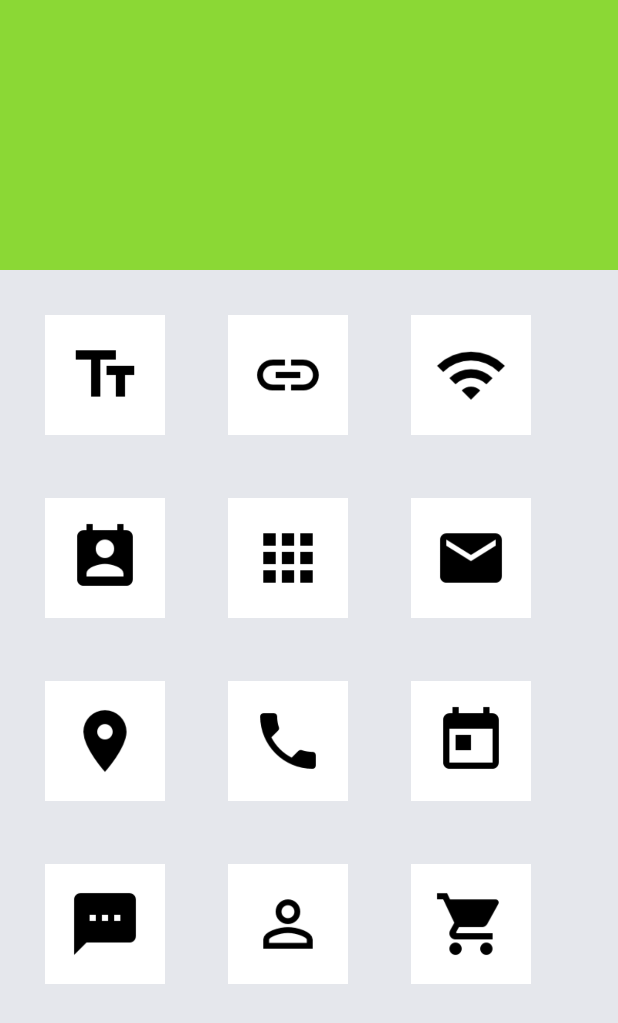
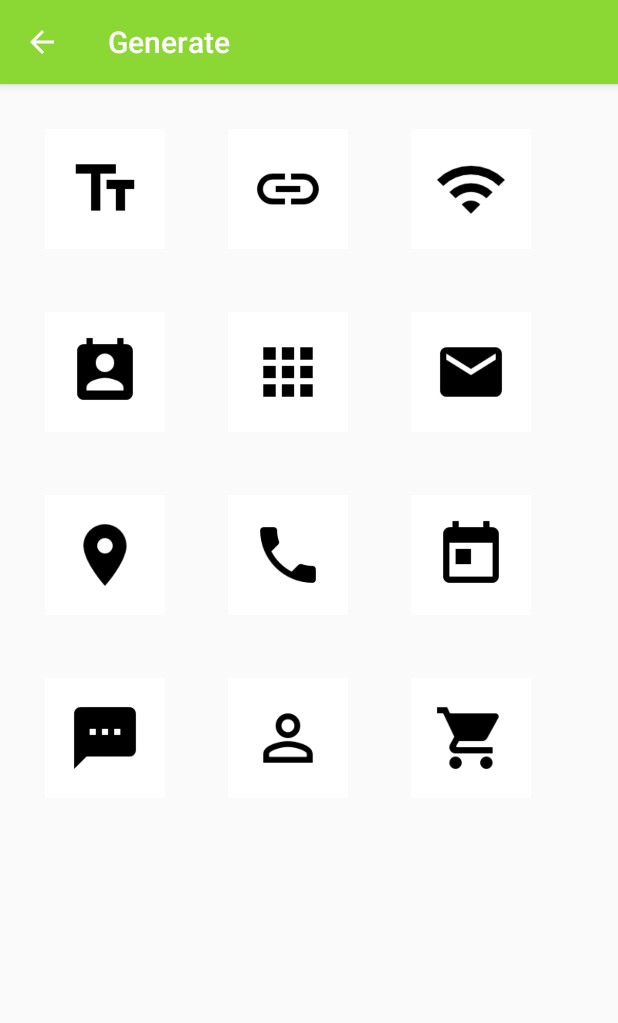
Before and after one commit to xixiaohui/qr, an Android app: the GenerateActivity screen opened directly, with no data from a screen before it, on a phone screen of 412 x 824 dp. Shown: the top 1023 px of the screen. Run offline under Robolectric (Android 15) with nearby library versions, the phone set to English and light mode, and no system bars.

Commit message:
add generate fragments

```diff
--- a/app/src/main/AndroidManifest.xml
+++ b/app/src/main/AndroidManifest.xml
@@ -30,9 +30,7 @@
             <!-- </intent-filter> -->
         </activity>
         <activity
-            android:name=".activity.GenerateActivity"
-            android:label="@string/title_activity_generate"
-            android:theme="@style/AppTheme.NoActionBar" />
+            android:name=".activity.GenerateActivity" />
         <activity
             android:name=".activity.SettingsActivity"
             android:label="@string/title_activity_settings" />
--- a/app/src/main/java/com/xixiaohui/scanner/activity/GenerateActivity.kt
+++ b/app/src/main/java/com/xixiaohui/scanner/activity/GenerateActivity.kt
@@ -37,10 +37,11 @@ class GenerateActivity : AppCompatActivity() {
         binding = ActivityGenerateBinding.inflate(layoutInflater)
         setContentView(binding.root)
 
-//        setSupportActionBar(toolbar)
-//        this.supportActionBar.apply {
-//            this!!.setDisplayHomeAsUpEnabled(true)
-//        }
+        val title = this.getString(R.string.generate)
+        this.supportActionBar.apply {
+            this!!.setDisplayHomeAsUpEnabled(true)
+            this.title = title
+        }
 
         textFragment = GenerateTextFragment()
         wifiFragment = GenerateWifiFragment()
@@ -57,27 +58,41 @@ class GenerateActivity : AppCompatActivity() {
 
 
         val fm = supportFragmentManager
-        fm.beginTransaction().add(R.id.generate_container, GenerateMainFragment()).commit()
+        fm.beginTransaction().replace(R.id.generate_container, GenerateMainFragment()).commit()
 
 
     }
 
     fun doNextFragment(view: View) {
-
         val id = view.id
         val fm = supportFragmentManager
-        when(id){
-            R.id.generate_text->fm.beginTransaction().replace(R.id.generate_container, textFragment).commit()
-            R.id.generate_url ->fm.beginTransaction().replace(R.id.generate_container, urlFragment).commit()
-            R.id.generate_wifi ->fm.beginTransaction().replace(R.id.generate_container, wifiFragment).commit()
-            R.id.generate_contact ->fm.beginTransaction().replace(R.id.generate_container, contactFragment).commit()
-            R.id.generate_app ->fm.beginTransaction().replace(R.id.generate_container, appFragment).commit()
-            R.id.generate_email ->fm.beginTransaction().replace(R.id.generate_container, emailFragment).commit()
-            R.id.generate_phone ->fm.beginTransaction().replace(R.id.generate_container, phoneFragment).commit()
-            R.id.generate_event ->fm.beginTransaction().replace(R.id.generate_container, eventFragment).commit()
-            R.id.generate_sms ->fm.beginTransaction().replace(R.id.generate_container, smsFragment).commit()
-            R.id.generate_myqr ->fm.beginTransaction().replace(R.id.generate_container, myqrFragment).commit()
-            R.id.generate_product ->fm.beginTransaction().replace(R.id.generate_container, productFragment).commit()
+        val ft = fm.beginTransaction()
+            .setCustomAnimations(R.animator.slide_right_in, R.animator.slide_left_out)
+        when (id) {
+            R.id.generate_text ->
+                ft.replace(R.id.generate_container, textFragment).addToBackStack(null).commit()
+            R.id.generate_url -> ft.replace(R.id.generate_container, urlFragment)
+                .addToBackStack(null).commit()
+            R.id.generate_wifi -> ft
+                .replace(R.id.generate_container, wifiFragment).addToBackStack(null).commit()
+            R.id.generate_contact -> ft
+                .replace(R.id.generate_container, contactFragment).addToBackStack(null).commit()
+            R.id.generate_app -> ft.replace(R.id.generate_container, appFragment)
+                .addToBackStack(null).commit()
+            R.id.generate_email -> ft
+                .replace(R.id.generate_container, emailFragment).addToBackStack(null).commit()
+            R.id.generate_phone -> ft
+                .replace(R.id.generate_container, phoneFragment).addToBackStack(null).commit()
+            R.id.generate_event -> ft
+                .replace(R.id.generate_container, eventFragment).addToBackStack(null).commit()
+            R.id.generate_sms -> ft.replace(R.id.generate_container, smsFragment)
+                .addToBackStack(null).commit()
+            R.id.generate_myqr -> ft
+                .replace(R.id.generate_container, myqrFragment).addToBackStack(null).commit()
+            R.id.generate_product -> ft
+                .replace(R.id.generate_container, productFragment).addToBackStack(null).commit()
+            R.id.generate_geo -> ft.replace(R.id.generate_container, geoFragment)
+                .addToBackStack(null).commit()
         }
     }
 
@@ -85,7 +100,13 @@ class GenerateActivity : AppCompatActivity() {
     override fun onOptionsItemSelected(item: MenuItem): Boolean {
         when (item.itemId) {
             android.R.id.home -> {
-                finish()
+                if (supportFragmentManager.backStackEntryCount == 0)
+                    finish()
+                else{
+                    supportFragmentManager.popBackStack()
+                }
+
+
                 true
             }
             else -> false
--- a/app/src/main/res/layout/activity_generate.xml
+++ b/app/src/main/res/layout/activity_generate.xml
@@ -1,8 +1,11 @@
 <?xml version="1.0" encoding="utf-8"?>
-<FrameLayout xmlns:android="http://schemas.android.com/apk/res/android"
+<FrameLayout
+    xmlns:android="http://schemas.android.com/apk/res/android"
+    xmlns:app="http://schemas.android.com/apk/res-auto"
     xmlns:tools="http://schemas.android.com/tools"
     android:id="@+id/generate_container"
     android:layout_width="match_parent"
-    android:layout_height="match_parent">
+    android:layout_height="match_parent"
+    tools:context=".activity.GenerateActivity">
 
 </FrameLayout>
--- a/app/src/main/res/layout/fragment_generate_main.xml
+++ b/app/src/main/res/layout/fragment_generate_main.xml
@@ -1,47 +1,143 @@
 <?xml version="1.0" encoding="utf-8"?>
-<FrameLayout xmlns:android="http://schemas.android.com/apk/res/android"
+<LinearLayout xmlns:android="http://schemas.android.com/apk/res/android"
+    xmlns:app="http://schemas.android.com/apk/res-auto"
     xmlns:tools="http://schemas.android.com/tools"
     android:layout_width="match_parent"
     android:layout_height="match_parent"
+    android:fitsSystemWindows="true"
     tools:context=".fragment.GenerateMainFragment">
 
-    <androidx.coordinatorlayout.widget.CoordinatorLayout xmlns:android="http://schemas.android.com/apk/res/android"
-        xmlns:app="http://schemas.android.com/apk/res-auto"
-        xmlns:tools="http://schemas.android.com/tools"
+    <!--        <include layout="@layout/content_scrolling" />-->
+    <GridLayout
         android:layout_width="match_parent"
-        android:layout_height="match_parent"
-        android:fitsSystemWindows="true"
-        tools:context=".activity.GenerateActivity">
+        android:layout_height="wrap_content"
+        android:layout_margin="@dimen/item_generate_margin"
+        android:columnCount="3"
+        android:orientation="horizontal"
+        android:rowCount="4">
 
-        <com.google.android.material.appbar.AppBarLayout
-            android:id="@+id/app_bar"
-            android:layout_width="match_parent"
-            android:layout_height="@dimen/app_bar_height"
-            android:fitsSystemWindows="true"
-            android:theme="@style/AppTheme.AppBarOverlay">
-            <com.google.android.material.appbar.CollapsingToolbarLayout
-                android:id="@+id/toolbar_layout"
-                android:layout_width="match_parent"
-                android:layout_height="match_parent"
-                android:fitsSystemWindows="true"
-                app:contentScrim="?attr/colorPrimary"
-                app:layout_scrollFlags="scroll|exitUntilCollapsed"
-                app:toolbarId="@+id/toolbar">
-                <androidx.appcompat.widget.Toolbar
-                    android:id="@+id/toolbar"
-                    android:layout_width="match_parent"
-                    android:layout_height="?attr/actionBarSize"
-                    app:layout_collapseMode="pin"
-                    app:popupTheme="@style/AppTheme.PopupOverlay" />
-            </com.google.android.material.appbar.CollapsingToolbarLayout>
-        </com.google.android.material.appbar.AppBarLayout>
+        <ImageView
+            android:id="@+id/generate_text"
+            android:layout_width="80dp"
+            android:layout_height="80dp"
+            android:layout_marginRight="@dimen/item_generate_margin_right"
+            android:background="@color/colorWhite"
+            android:onClick="doNextFragment"
+            android:padding="@dimen/item_generate_padding"
+            android:src="@drawable/baseline_text_fields_black_48dp" />
 
-        <include layout="@layout/content_scrolling" />
+        <ImageView
+            android:id="@+id/generate_url"
+            android:layout_width="80dp"
+            android:layout_height="80dp"
+            android:layout_marginRight="@dimen/item_generate_margin_right"
+            android:background="@color/colorWhite"
+            android:onClick="doNextFragment"
+            android:padding="@dimen/item_generate_padding"
+            android:src="@drawable/baseline_link_black_48dp" />
+
+        <ImageView
+            android:id="@+id/generate_wifi"
+            android:layout_width="80dp"
+            android:layout_height="80dp"
+            android:background="@color/colorWhite"
+            android:onClick="doNextFragment"
+            android:padding="@dimen/item_generate_padding"
+            android:src="@drawable/baseline_wifi_black_48dp" />
+
+        <ImageView
+            android:id="@+id/generate_contact"
+            android:layout_width="80dp"
+            android:layout_height="80dp"
+            android:layout_marginTop="@dimen/item_generate_margin_right"
+            android:layout_marginRight="@dimen/item_generate_margin_right"
+            android:background="@color/colorWhite"
+            android:onClick="doNextFragment"
+            android:padding="@dimen/item_generate_padding"
+            android:src="@drawable/baseline_perm_contact_calendar_black_48dp" />
+
+        <ImageView
+            android:id="@+id/generate_app"
+            android:layout_width="80dp"
+            android:layout_height="80dp"
+            android:layout_marginTop="@dimen/item_generate_margin_right"
+            android:layout_marginRight="@dimen/item_generate_margin_right"
+            android:background="@color/colorWhite"
+            android:onClick="doNextFragment"
+            android:padding="@dimen/item_generate_padding"
+            android:src="@drawable/baseline_apps_black_48dp" />
+
+        <ImageView
+            android:id="@+id/generate_email"
+            android:layout_width="80dp"
+            android:layout_height="80dp"
+            android:layout_marginTop="@dimen/item_generate_margin_right"
+            android:background="@color/colorWhite"
+            android:onClick="doNextFragment"
+            android:padding="@dimen/item_generate_padding"
+            android:src="@drawable/baseline_email_black_48dp" />
+
+        <ImageView
+            android:id="@+id/generate_geo"
+            android:layout_width="80dp"
+            android:layout_height="80dp"
+            android:layout_marginTop="@dimen/item_generate_margin_right"
+            android:background="@color/colorWhite"
+            android:onClick="doNextFragment"
+            android:padding="@dimen/item_generate_padding"
+            android:src="@drawable/baseline_location_on_black_48dp" />
+
+        <ImageView
+            android:id="@+id/generate_phone"
+            android:layout_width="80dp"
+            android:layout_height="80dp"
+            android:layout_marginTop="@dimen/item_generate_margin_right"
+            android:layout_marginRight="@dimen/item_generate_margin_right"
+            android:background="@color/colorWhite"
+            android:onClick="doNextFragment"
+            android:padding="@dimen/item_generate_padding"
+            android:src="@drawable/baseline_phone_black_48dp" />
+
+        <ImageView
+            android:id="@+id/generate_event"
+            android:layout_width="80dp"
+            android:layout_height="80dp"
+            android:layout_marginTop="@dimen/item_generate_margin_right"
+            android:background="@color/colorWhite"
+            android:onClick="doNextFragment"
+            android:padding="@dimen/item_generate_padding"
+            android:src="@drawable/baseline_today_black_48dp" />
+
+        <ImageView
+            android:id="@+id/generate_sms"
+            android:layout_width="80dp"
+            android:layout_height="80dp"
+            android:layout_marginTop="@dimen/item_generate_margin_right"
+            android:background="@color/colorWhite"
+            android:onClick="doNextFragment"
+            android:padding="@dimen/item_generate_padding"
+            android:src="@drawable/baseline_sms_black_48dp" />
+
+        <ImageView
+            android:id="@+id/generate_myqr"
+            android:layout_width="80dp"
+            android:layout_height="80dp"
+            android:layout_marginTop="@dimen/item_generate_margin_right"
+            android:background="@color/colorWhite"
+            android:onClick="doNextFragment"
+            android:padding="@dimen/item_generate_padding"
+            android:src="@drawable/baseline_perm_identity_black_48dp" />
+
+        <ImageView
+            android:id="@+id/generate_product"
+            android:layout_width="80dp"
+            android:layout_height="80dp"
+            android:layout_marginTop="@dimen/item_generate_margin_right"
+            android:background="@color/colorWhite"
+            android:onClick="doNextFragment"
+            android:padding="@dimen/item_generate_padding"
+            android:src="@drawable/baseline_local_grocery_store_black_48dp" />
+    </GridLayout>
 
 
-
-
-
-    </androidx.coordinatorlayout.widget.CoordinatorLayout>
-
-</FrameLayout>
+</LinearLayout>
--- a/app/src/main/res/layout/fragment_generate_text.xml
+++ b/app/src/main/res/layout/fragment_generate_text.xml
@@ -1,5 +1,5 @@
 <?xml version="1.0" encoding="utf-8"?>
-<FrameLayout xmlns:android="http://schemas.android.com/apk/res/android"
+<androidx.coordinatorlayout.widget.CoordinatorLayout xmlns:android="http://schemas.android.com/apk/res/android"
     xmlns:tools="http://schemas.android.com/tools"
     android:layout_width="match_parent"
     android:layout_height="match_parent"
@@ -11,4 +11,4 @@
         android:layout_height="match_parent"
         android:text="@string/hello_blank_fragment" />
 
-</FrameLayout>
+</androidx.coordinatorlayout.widget.CoordinatorLayout>
```
Also changed, not shown: app/src/main/res/animator/slide_left_out.xml (added, +7 -0 lines), app/src/main/res/animator/slide_right_in.xml (added, +7 -0 lines).
